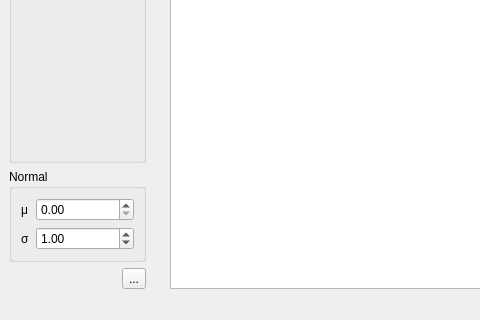
Old version of the form src/ui/MainWindow.ui in the repository oneminute/MathTools; both pictures show x 0 to 480 and y 459 to 779 of the 948 by 779 pixel window.
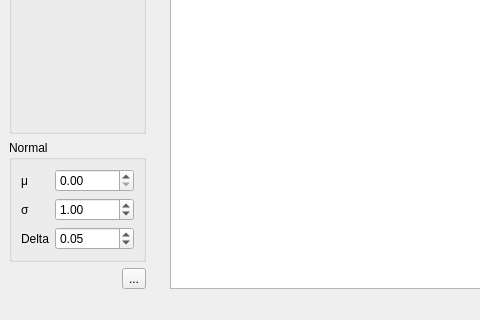
New version of the form. Custom widgets are drawn as their Qt base class.

Diff of the .ui file:
```diff
--- a/src/ui/MainWindow.ui
+++ b/src/ui/MainWindow.ui
@@ -488,6 +488,26 @@
           </property>
          </widget>
         </item>
+        <item row="2" column="0">
+         <widget class="QLabel" name="label_13">
+          <property name="text">
+           <string>Delta</string>
+          </property>
+         </widget>
+        </item>
+        <item row="2" column="1">
+         <widget class="QDoubleSpinBox" name="doubleSpinBoxNormalDelta">
+          <property name="minimum">
+           <double>0.010000000000000</double>
+          </property>
+          <property name="maximum">
+           <double>1.000000000000000</double>
+          </property>
+          <property name="value">
+           <double>0.050000000000000</double>
+          </property>
+         </widget>
+        </item>
        </layout>
       </widget>
      </item>
```
